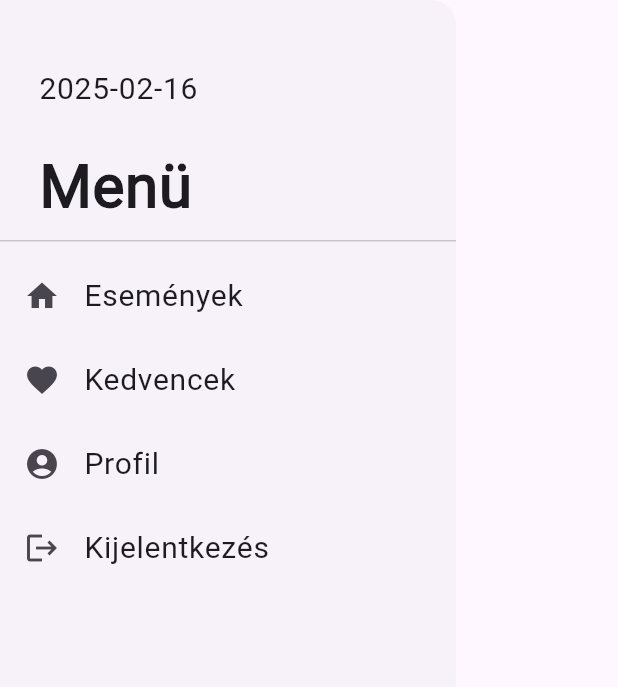
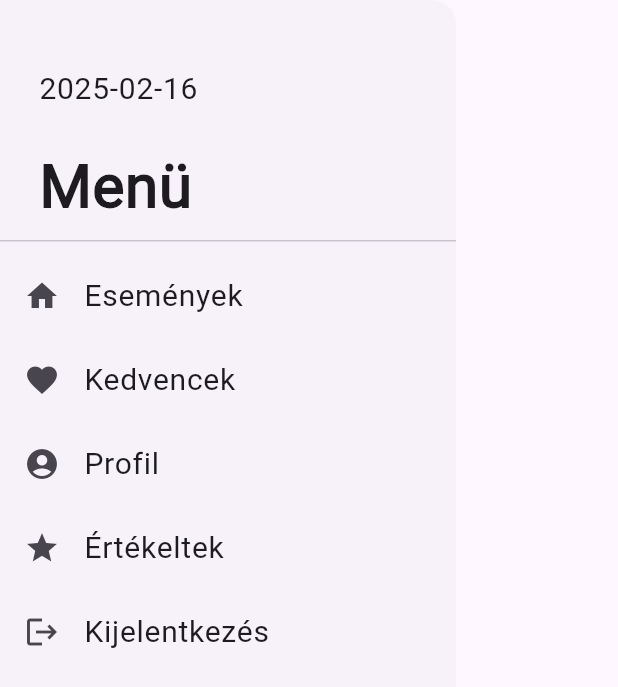
Before and after one commit to krekab16/Szakdolgozat-MSc, a Flutter app: the Menu widget shown alone on an empty page, opened directly, on a phone screen of 412 x 824 dp. Shown: the top 687 px of the screen. Run offline on Flutter 3.47's test engine with Material 3 defaults, Android fonts, the phone set to English and light mode, and no system bars; our stand-ins replace cloud_firestore, firebase_auth, firebase_core, firebase_storage, fluttertoast, geocoding and 4 more; missing offline and left inert: form_builder_image_picker; accounts and stored records are empty; network calls fail.

Commit message:
Esemeny ertekelo oldal elkeszitese (#3)

```diff
--- a/application/lib/main.dart
+++ b/application/lib/main.dart
@@ -1,6 +1,7 @@
 import 'package:application/ui/face_id_screen_ui.dart';
 import 'package:application/ui/favourite_event_screen_ui.dart';
 import 'package:application/ui/home_screen.dart';
+import 'package:application/ui/liked_event_screen_ui.dart';
 import 'package:application/ui/log_in_screen_ui.dart';
 import 'package:application/ui/map_screen_ui.dart';
 import 'package:application/ui/new_event_screen_ui.dart';
@@ -15,6 +16,7 @@ import 'package:application/viewmodel/event_view_model.dart';
 import 'package:application/viewmodel/faceid_view_model.dart';
 import 'package:application/viewmodel/favourite_event_screen_view_model.dart';
 import 'package:application/viewmodel/home_view_model.dart';
+import 'package:application/viewmodel/liked_event_view_model.dart';
 import 'package:application/viewmodel/log_in_screen_view_model.dart';
 import 'package:application/viewmodel/menu_view_model.dart';
 import 'package:application/viewmodel/participated_event_view_model.dart';
@@ -56,6 +58,7 @@ class _MyAppState extends State<MyApp> {
         ChangeNotifierProvider(create: (_) => NewEventScreenViewModel()),
         ChangeNotifierProvider(create: (_) => CreatedEventViewModel()),
         ChangeNotifierProvider(create: (_) => FaceIdViewModel()),
+        ChangeNotifierProvider(create: (_) => LikedEventViewModel()),
       ],
       child: MaterialApp(
         debugShowCheckedModeBanner: false,
@@ -76,6 +79,7 @@ class _MyAppState extends State<MyApp> {
           participatedEventRoute: (context) => const ParticipatedEventScreen(),
           mapRoute: (context) => const MapScreen(),
           faceIdRoute: (context) => const FaceIdScreen(),
+          likedEventRoute: (context) => const LikedEventScreen(),
         },
       ),
     );
--- /dev/null
+++ b/application/lib/model/liked_event_model.dart
@@ -0,0 +1,5 @@
+import 'event_model.dart';
+
+class LikedEventModel {
+  List<EventModel> events = [];
+}
--- a/application/lib/ui/menu_ui.dart
+++ b/application/lib/ui/menu_ui.dart
@@ -64,6 +64,8 @@ class _MenuState extends State<Menu> {
               () => menuViewModel.navigateToFavourites(context,userModel.id)),
           DrawerList(profile, const Icon(Icons.account_circle),
               () => menuViewModel.navigateToProfile(context, userModel.id)),
+          DrawerList(liked, const Icon(Icons.star),
+                  () => menuViewModel.navigateToLikedEvent(context)),
           if (userModel.isOrganizer)...[
             DrawerList(participatedEvents, const Icon(Icons.event_rounded),
                 () => menuViewModel.navigateToParticipatedEvent(context, userModel.id)),
--- a/application/lib/utils/route_constants.dart
+++ b/application/lib/utils/route_constants.dart
@@ -11,3 +11,4 @@ const String createdEventRoute = '/created_event';
 const String favouriteEventsRoute = '/favourites';
 const String participatedEventRoute = '/participate';
 const String mapRoute = '/map';
+const String likedEventRoute = '/liked_event';
--- a/application/lib/utils/text_strings.dart
+++ b/application/lib/utils/text_strings.dart
@@ -78,3 +78,4 @@ String linuxErrorMessage = "Az alapértelmezett Firebase beállítások nincsene
 String notSupportedErrorMessage = "Ezen a platformon nem támogatott az alapértelmezett Firebase beállítások.";
 String logInWithFaceID= "Bejelentkezés arcfelismeréssel";
 String faceIdAuthentication= "A belépéshez hitelesítse magát FaceId-val";
+String liked= "Értékeltek";
--- /dev/null
+++ b/application/lib/viewmodel/liked_event_view_model.dart
@@ -0,0 +1,6 @@
+import 'package:flutter/material.dart';
+import '../model/liked_event_model.dart';
+
+class LikedEventViewModel with ChangeNotifier {
+  LikedEventModel likedEventModel = LikedEventModel();
+}
--- a/application/lib/viewmodel/menu_view_model.dart
+++ b/application/lib/viewmodel/menu_view_model.dart
@@ -90,6 +90,10 @@ class MenuViewModel with ChangeNotifier {
     );
   }
 
+  void navigateToLikedEvent(BuildContext context) {
+    Navigator.pushNamed(context, likedEventRoute);
+  }
+
 
   void logOut(BuildContext context) {
     Navigator.popUntil(context, ModalRoute.withName('/'));
```
Also changed, not shown: application/lib/ui/event_screen_ui.dart (+54 -34 lines), application/lib/ui/liked_event_screen_ui.dart (added, +45 -0 lines).
